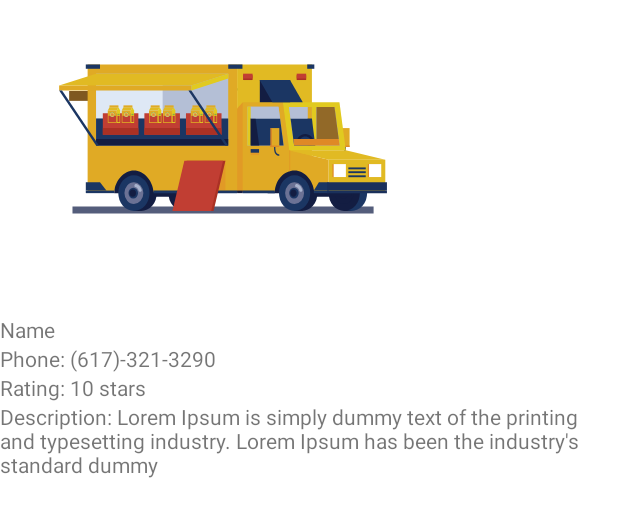
After one commit to ArturoKuang/FoodTrck, an Android app: the layout foodtruck_details_fragment.xml on its own in the app's theme, with its tools: preview values and no code run, on a phone screen of 412 x 824 dp. The commit adds this screen. Shown: the top 517 px of the screen. Run offline under Robolectric (Android 15) with nearby library versions, the phone set to English and light mode, and no system bars.

Commit message:
food truck details fragment with data persistence

```diff
--- a/app/build.gradle
+++ b/app/build.gradle
@@ -92,4 +92,5 @@ dependencies {
         transitive = false
     }
     implementation 'com.github.bumptech.glide:glide:4.11.0'
+
 }
--- a/app/src/main/java/com/example/foodtrck/data/local/FoodTruckDao.kt
+++ b/app/src/main/java/com/example/foodtrck/data/local/FoodTruckDao.kt
@@ -1,5 +1,6 @@
 package com.example.foodtrck.data.local
 
+import androidx.lifecycle.LiveData
 import androidx.room.*
 import com.example.foodtrck.data.model.FoodTruck
 
@@ -7,6 +8,9 @@ import com.example.foodtrck.data.model.FoodTruck
 interface FoodTruckDao {
     @Query("SELECT * FROM foodtrucks order by id DESC")
     fun getAll(): List<FoodTruck>?
+
+    @Query("SELECT * FROM foodtrucks WHERE id=(:foodTruckID)")
+    fun get(foodTruckID: String): LiveData<FoodTruck?>
 
     @Insert(onConflict = OnConflictStrategy.REPLACE)
     fun insertAll(region: List<FoodTruck>)
--- a/app/src/main/java/com/example/foodtrck/ui/foodtrucks/FoodTruckListAdapter.kt
+++ b/app/src/main/java/com/example/foodtrck/ui/foodtrucks/FoodTruckListAdapter.kt
@@ -14,7 +14,7 @@ class FoodTruckListAdapter(private var listener: FoodTruckItemListener)
     : RecyclerView.Adapter<FoodTruckListAdapter.FoodTruckListViewHolder>() {
 
     interface  FoodTruckItemListener {
-        fun onClickFoodTruck()
+        fun onClickFoodTruck(foodTruckID: String)
     }
 
     private val foodtrucks = ArrayList<FoodTruck>()
@@ -73,7 +73,7 @@ class FoodTruckListAdapter(private var listener: FoodTruckItemListener)
         }
 
         override fun onClick(v: View?) {
-            listener.onClickFoodTruck()
+            listener.onClickFoodTruck(foodTruck.id)
         }
     }
 }
--- a/app/src/main/java/com/example/foodtrck/ui/foodtrucks/FoodTruckListFragment.kt
+++ b/app/src/main/java/com/example/foodtrck/ui/foodtrucks/FoodTruckListFragment.kt
@@ -17,7 +17,7 @@ import com.example.foodtrck.viewmodel.RegionListViewModel
 import dagger.hilt.android.AndroidEntryPoint
 import timber.log.Timber
 
-private const val ARG_REGION_NAME = "region_name"
+const val ARG_REGION_NAME = "arg_region_name"
 
 @AndroidEntryPoint
 class FoodTruckListFragment(): Fragment() {
--- /dev/null
+++ b/app/src/main/res/layout/foodtruck_details_fragment.xml
@@ -0,0 +1,42 @@
+<?xml version="1.0" encoding="utf-8"?>
+<LinearLayout xmlns:android="http://schemas.android.com/apk/res/android"
+    xmlns:tools="http://schemas.android.com/tools"
+    android:orientation="vertical"
+    android:layout_width="match_parent" android:layout_height="match_parent">
+
+    <ImageView
+        android:layout_width="wrap_content"
+        android:layout_height="wrap_content"
+        android:id="@+id/food_truck_details_image"
+        tools:src="@drawable/ic_foodtruck_placeholder">
+    </ImageView>
+
+    <TextView
+        android:layout_width="wrap_content"
+        android:layout_height="wrap_content"
+        android:id="@+id/food_truck_details_name"
+        tools:text="Name">
+    </TextView>
+
+    <TextView
+        android:layout_width="wrap_content"
+        android:layout_height="wrap_content"
+        android:id="@+id/food_truck_details_phone"
+        tools:text="Phone: (617)-321-3290">
+    </TextView>
+
+    <TextView
+        android:layout_width="wrap_content"
+        android:layout_height="wrap_content"
+        android:id="@+id/food_truck_details_rating"
+        tools:text="Rating: 10 stars">
+    </TextView>
+
+    <TextView
+        android:layout_width="wrap_content"
+        android:layout_height="wrap_content"
+        android:id="@+id/food_truck_details_description"
+        tools:text="Description: Lorem Ipsum is simply dummy text of the printing and typesetting industry. Lorem Ipsum has been the industry's standard dummy">
+    </TextView>
+
+</LinearLayout>
```
Also changed, not shown: app/src/main/java/com/example/foodtrck/data/repository/StreetFoodRepository.kt (+8 -0 lines), app/src/main/java/com/example/foodtrck/ui/MainActivity.kt (+11 -2 lines), app/src/main/java/com/example/foodtrck/ui/foodtruck/FoodTruckFragment.kt (added, +65 -0 lines), app/src/main/java/com/example/foodtrck/viewmodel/FoodTruckViewModel.kt (added, +20 -0 lines), app/src/main/java/com/example/foodtrck/viewmodel/FoodTrucksViewModel.kt (+2 -7 lines).
